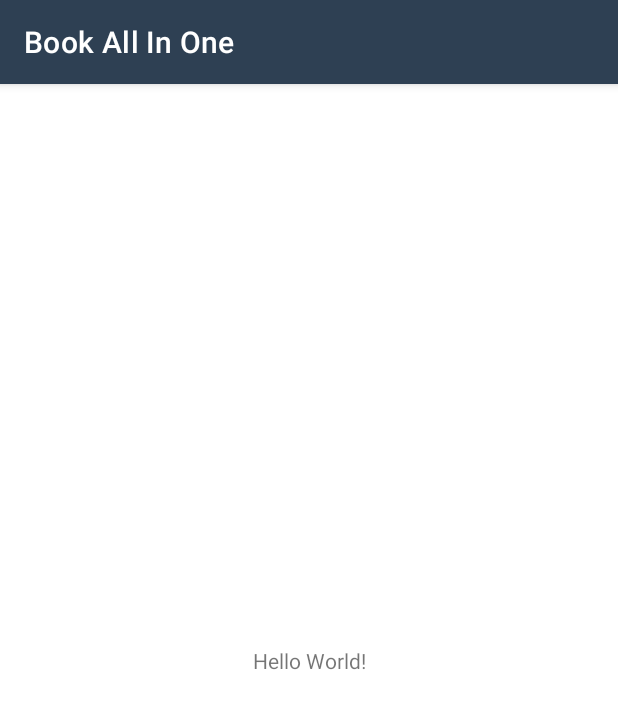
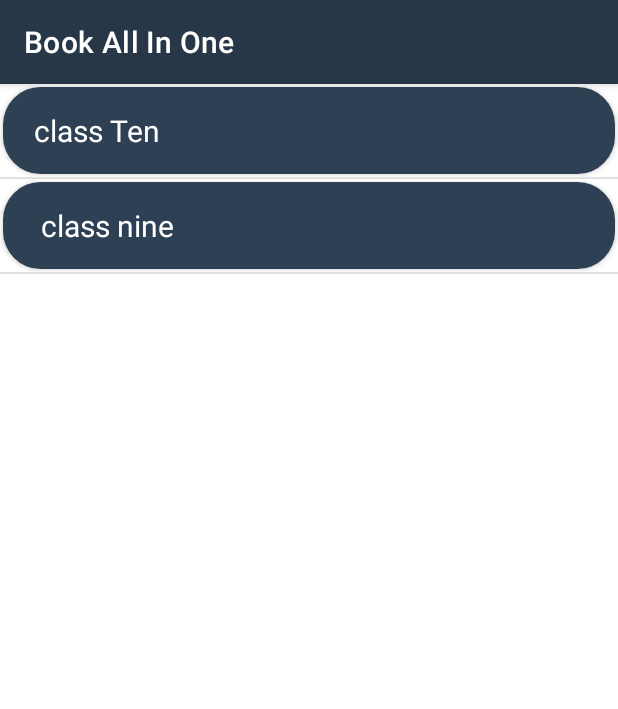
Before and after one commit to chili-coder/BookAllInOne, an Android app: the screen it shows after launch (MainActivity), on a phone screen of 412 x 824 dp. Shown: the top 709 px of the screen. Run offline under Robolectric (Android 15) with nearby library versions, the phone set to English and light mode, and no system bars.

Commit message:
Day two
ExpandableListView done

```diff
--- a/app/src/main/AndroidManifest.xml
+++ b/app/src/main/AndroidManifest.xml
@@ -9,7 +9,8 @@
         android:roundIcon="@mipmap/ic_launcher_round"
         android:supportsRtl="true"
         android:theme="@style/Theme.BookAllInOne">
-        <activity android:name=".activity.SplashActivity"></activity>
+        <activity android:name=".activity.FullViewActivity"></activity>
+        <activity android:name=".activity.SplashActivity" />
         <activity android:name=".activity.MainActivity">
             <intent-filter>
                 <action android:name="android.intent.action.MAIN" />
--- a/app/src/main/java/com/sohaghlab/bookallinone/activity/MainActivity.java
+++ b/app/src/main/java/com/sohaghlab/bookallinone/activity/MainActivity.java
@@ -3,14 +3,66 @@ package com.sohaghlab.bookallinone.activity;
 import androidx.appcompat.app.AppCompatActivity;
 
 import android.os.Bundle;
+import android.widget.ExpandableListView;
 
 import com.sohaghlab.bookallinone.R;
+import com.sohaghlab.bookallinone.adapter.CastomAdapter;
+import com.sohaghlab.bookallinone.model.Chapter;
+import com.sohaghlab.bookallinone.model.Topic;
+
+import java.util.ArrayList;
+import java.util.List;
 
 public class MainActivity extends AppCompatActivity {
+
+    ExpandableListView expandableListView;
+    CastomAdapter customadapter;
+
+    List<Chapter>chapterList;
+    List<Topic>topicList;
 
     @Override
     protected void onCreate(Bundle savedInstanceState) {
         super.onCreate(savedInstanceState);
         setContentView(R.layout.activity_main);
+
+        expandableListView=(ExpandableListView)findViewById(R.id.expandableListView);
+
+        addData();
+
+    }
+
+
+
+   private void addData() {
+//single time
+        chapterList=new ArrayList<>();
+        //multipale time
+
+       //chapter 1
+        topicList=new ArrayList<>();
+        topicList.add(new Topic("Bangla 1st",""));
+        topicList.add(new Topic("English 1st",""));
+        topicList.add(new Topic("Math 1st",""));
+        topicList.add(new Topic("ICt",""));
+        topicList.add(new Topic("Islam",""));
+        chapterList.add(new Chapter("class Ten",topicList));
+
+
+      //chapter 2
+       topicList=new ArrayList<>();
+       topicList.add(new Topic("Aramic 1st",""));
+       topicList.add(new Topic("English 2nd",""));
+       topicList.add(new Topic("Math 2nd",""));
+       topicList.add(new Topic("ICt",""));
+       topicList.add(new Topic("Islam",""));
+       chapterList.add(new Chapter(" class nine",topicList));
+
+       sendData();
+   }
+
+    private void sendData() {
+        customadapter= new CastomAdapter(chapterList,MainActivity.this);
+        expandableListView.setAdapter(customadapter);
     }
 }
--- /dev/null
+++ b/app/src/main/java/com/sohaghlab/bookallinone/adapter/CastomAdapter.java
@@ -0,0 +1,89 @@
+package com.sohaghlab.bookallinone.adapter;
+
+import android.content.Context;
+import android.view.LayoutInflater;
+import android.view.View;
+import android.view.ViewGroup;
+import android.widget.BaseExpandableListAdapter;
+import android.widget.TextView;
+
+import com.sohaghlab.bookallinone.R;
+import com.sohaghlab.bookallinone.model.Chapter;
+
+import java.util.List;
+
+public class CastomAdapter extends BaseExpandableListAdapter {
+
+
+    List<Chapter>chapterList;
+    Context context;
+
+    public CastomAdapter(List<Chapter> chapterList, Context context) {
+        this.chapterList = chapterList;
+        this.context = context;
+    }
+
+    ///prent size count
+
+
+
+
+
+
+    @Override
+    public int getGroupCount() {
+        return chapterList.size();
+    }
+
+    @Override
+    public int getChildrenCount(int groupPosition) {
+        return chapterList.get(groupPosition).getTopicList().size();
+    }
+
+    @Override
+    public Object getGroup(int groupPosition) {
+        return chapterList.get(groupPosition);
+    }
+
+    @Override
+    public Object getChild(int groupPosition, int childPosition) {
+        return chapterList.get(groupPosition).getTopicList().get(childPosition);
+    }
+
+    @Override
+    public long getGroupId(int groupPosition) {
+        return groupPosition;
+    }
+
+    @Override
+    public long getChildId(int groupPosition, int childPosition) {
+        return childPosition;
+    }
+
+    @Override
+    public boolean hasStableIds() {
+        return true;
+    }
+
+    @Override
+    public View getGroupView(int groupPosition, boolean isExpanded, View convertView, ViewGroup parent) {
+
+        convertView = LayoutInflater.from(context).inflate(R.layout.chapter_item,parent,false);
+        TextView chapterName =(TextView)convertView.findViewById(R.id.chapterNAME);
+        chapterName.setText(chapterList.get(groupPosition).getChapterName());
+        return convertView;
+    }
+
+    @Override
+    public View getChildView(int groupPosition, int childPosition, boolean isLastChild, View convertView, ViewGroup parent) {
+        convertView = LayoutInflater.from(context).inflate(R.layout.topic_item,parent,false);
+        TextView topicName =(TextView)convertView.findViewById(R.id.topicNAME);
+        topicName.setText(chapterList.get(groupPosition).getTopicList().get(childPosition).getTopicName());
+        return convertView;
+    }
+
+    @Override
+    public boolean isChildSelectable(int groupPosition, int childPosition) {
+        return true;
+    }
+}
--- a/app/src/main/java/com/sohaghlab/bookallinone/model/Chapter.java
+++ b/app/src/main/java/com/sohaghlab/bookallinone/model/Chapter.java
@@ -1,4 +1,32 @@
 package com.sohaghlab.bookallinone.model;
 
+import java.util.ArrayList;
+import java.util.List;
+
 public class Chapter {
+
+    String chapterName;
+    List<Topic> topicList = new ArrayList<>();
+
+
+    public Chapter(String chapterName, List<Topic> topicList) {
+        this.chapterName = chapterName;
+        this.topicList = topicList;
+    }
+
+    public String getChapterName() {
+        return chapterName;
+    }
+
+    public void setChapterName(String chapterName) {
+        this.chapterName = chapterName;
+    }
+
+    public List<Topic> getTopicList() {
+        return topicList;
+    }
+
+    public void setTopicList(List<Topic> topicList) {
+        this.topicList = topicList;
+    }
 }
--- a/app/src/main/java/com/sohaghlab/bookallinone/model/Topic.java
+++ b/app/src/main/java/com/sohaghlab/bookallinone/model/Topic.java
@@ -1,4 +1,28 @@
 package com.sohaghlab.bookallinone.model;
 
 public class Topic {
+
+    String topicName;
+    String fileName;
+
+    public Topic(String topicName, String fileName) {
+        this.topicName = topicName;
+        this.fileName = fileName;
+    }
+
+    public String getTopicName() {
+        return topicName;
+    }
+
+    public void setTopicName(String topicName) {
+        this.topicName = topicName;
+    }
+
+    public String getFileName() {
+        return fileName;
+    }
+
+    public void setFileName(String fileName) {
+        this.fileName = fileName;
+    }
 }
--- /dev/null
+++ b/app/src/main/res/drawable/ic_topic.xml
@@ -0,0 +1,5 @@
+<vector android:height="24dp" android:tint="#FFFFFF"
+    android:viewportHeight="24" android:viewportWidth="24"
+    android:width="24dp" xmlns:android="http://schemas.android.com/apk/res/android">
+    <path android:fillColor="@android:color/white" android:pathData="M20,6h-8l-2,-2H4C2.9,4 2.01,4.9 2.01,6L2,18c0,1.1 0.9,2 2,2h16c1.1,0 2,-0.9 2,-2V8C22,6.9 21.1,6 20,6zM14,16H6v-2h8V16zM18,12H6v-2h12V12z"/>
+</vector>
--- a/app/src/main/res/layout/activity_main.xml
+++ b/app/src/main/res/layout/activity_main.xml
@@ -1,18 +1,16 @@
 <?xml version="1.0" encoding="utf-8"?>
-<androidx.constraintlayout.widget.ConstraintLayout xmlns:android="http://schemas.android.com/apk/res/android"
+<RelativeLayout xmlns:android="http://schemas.android.com/apk/res/android"
     xmlns:app="http://schemas.android.com/apk/res-auto"
     xmlns:tools="http://schemas.android.com/tools"
     android:layout_width="match_parent"
     android:layout_height="match_parent"
     tools:context=".activity.MainActivity">
 
-    <TextView
-        android:layout_width="wrap_content"
-        android:layout_height="wrap_content"
-        android:text="Hello World!"
-        app:layout_constraintBottom_toBottomOf="parent"
-        app:layout_constraintLeft_toLeftOf="parent"
-        app:layout_constraintRight_toRightOf="parent"
-        app:layout_constraintTop_toTopOf="parent" />
+    <ExpandableListView
+        android:id="@+id/expandableListView"
+        android:groupIndicator="@null"
+        android:layout_width="match_parent"
+        android:layout_height="match_parent"
+        />
 
-</androidx.constraintlayout.widget.ConstraintLayout>
+</RelativeLayout>
--- /dev/null
+++ b/app/src/main/res/layout/chapter_item.xml
@@ -0,0 +1,49 @@
+<?xml version="1.0" encoding="utf-8"?>
+<LinearLayout
+    xmlns:android="http://schemas.android.com/apk/res/android"
+    xmlns:app="http://schemas.android.com/apk/res-auto"
+    xmlns:tools="http://schemas.android.com/tools"
+    android:layout_width="match_parent"
+    android:orientation="vertical"
+    android:layout_height="match_parent">
+
+
+
+    <androidx.cardview.widget.CardView
+        android:layout_width="match_parent"
+        android:elevation="10dp"
+        android:layout_margin="2dp"
+        app:cardCornerRadius="25dp"
+        android:layout_height="wrap_content">
+
+        <androidx.constraintlayout.widget.ConstraintLayout
+            android:layout_width="match_parent"
+            android:padding="5dp"
+            android:background="@color/purple_700"
+            android:layout_height="match_parent">
+
+            <TextView
+                android:id="@+id/chapterNAME"
+                android:layout_width="0dp"
+                android:layout_height="wrap_content"
+                android:layout_marginLeft="5dp"
+                android:layout_marginRight="5dp"
+                android:padding="10dp"
+                android:text="Chapter"
+                android:textColor="@color/white"
+                android:textSize="20sp"
+                app:layout_constraintEnd_toEndOf="parent"
+                app:layout_constraintStart_toStartOf="parent"
+                app:layout_constraintTop_toTopOf="parent" />
+
+
+
+        </androidx.constraintlayout.widget.ConstraintLayout>
+
+
+
+
+    </androidx.cardview.widget.CardView>
+
+
+</LinearLayout>
--- a/app/src/main/res/values/colors.xml
+++ b/app/src/main/res/values/colors.xml
@@ -1,8 +1,8 @@
 <?xml version="1.0" encoding="utf-8"?>
 <resources>
     <color name="purple_200">#5D6D7E</color>
-    <color name="purple_500">#2E4053</color>
-    <color name="purple_700">#283747</color>
+    <color name="purple_500">#283747</color>
+    <color name="purple_700">#2E4053</color>
     <color name="teal_200">#D35400</color>
     <color name="teal_700">#DC7633</color>
     <color name="black">#FF000000</color>
```
Also changed, not shown: app/src/main/java/com/sohaghlab/bookallinone/activity/FullViewActivity.java (added, +15 -0 lines), app/src/main/res/drawable/ic_book.xml (added, +8 -0 lines), app/src/main/res/layout/activity_full_view.xml (added, +9 -0 lines), app/src/main/res/layout/topic_item.xml (added, +57 -0 lines).
